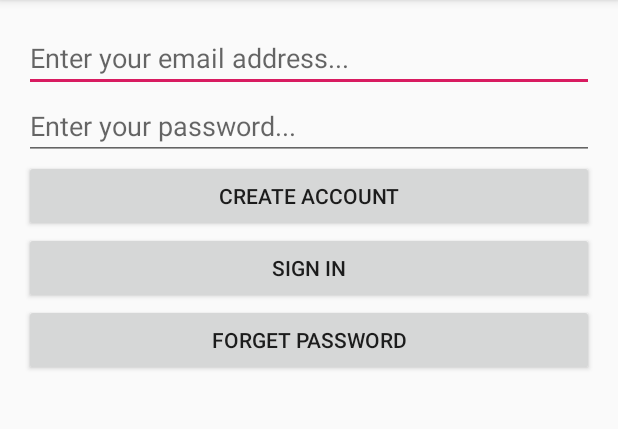
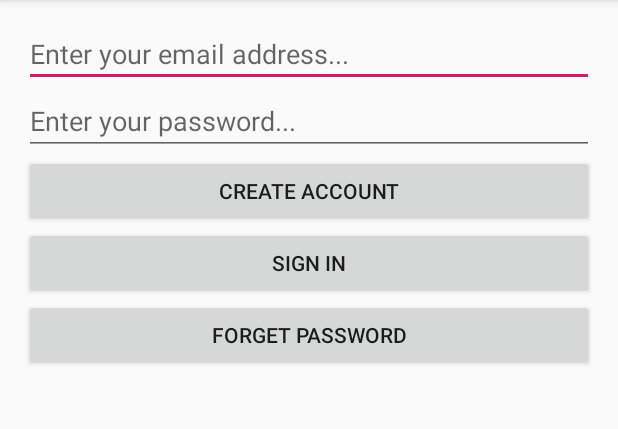
Before and after one commit to meliodastablet/Propman, an Android app: the screen it shows after launch (LoginActivity), on a phone screen of 412 x 824 dp, the part 84-513 px from its top. Run offline under Robolectric (Android 15) with nearby library versions, the phone set to English and light mode, and no system bars; our stand-ins replace Firebase (no records; nobody signed in at launch, a user with empty details on screens opened directly); libraries missing offline, so code that uses them is left out: com.firebase.client; 1 statement that could not run was skipped.

Commit message:
Add files via upload

```diff
--- a/app/src/main/res/layout/activity_login.xml
+++ b/app/src/main/res/layout/activity_login.xml
@@ -11,23 +11,14 @@
     android:paddingBottom="16dp"
     tools:context=".LoginActivity">
 
-    <TextView
-        android:id="@+id/textView"
-        android:layout_width="match_parent"
-        android:layout_height="wrap_content"
-        android:textSize="15pt"
-        android:textColor="@color/colorPrimaryDark"
-        android:textStyle="bold"
-        android:text="Profile/Main Page will be here soon."
-        android:visibility="gone"/>
-
     <EditText
         android:id="@+id/email"
         android:layout_width="match_parent"
         android:layout_height="wrap_content"
         android:ems="10"
-        android:inputType="textEmailAddress"
-        android:hint="Enter your email address..."/>
+        android:hint="Enter your email address..."
+        android:includeFontPadding="false"
+        android:inputType="textEmailAddress" />
 
     <EditText
         android:id="@+id/password"
@@ -48,8 +39,9 @@
         android:id="@+id/signIn"
         android:layout_width="match_parent"
         android:layout_height="wrap_content"
-        android:visibility="visible"
-        android:text="Sign In" />
+        android:text="SIGN IN"
+        android:textAllCaps="false"
+        android:visibility="visible" />
 
     <Button
         android:id="@+id/signOut"
@@ -62,8 +54,8 @@
         android:id="@+id/verifyEmail"
         android:layout_width="match_parent"
         android:layout_height="wrap_content"
-        android:visibility="gone"
-        android:text="Verify your Email" />
+        android:text="Verify your Email"
+        android:visibility="gone" />
 
     <Button
         android:id="@+id/forgetPassword"
--- a/app/src/main/res/layout/activity_messaging.xml
+++ b/app/src/main/res/layout/activity_messaging.xml
@@ -3,10 +3,6 @@
     xmlns:tools="http://schemas.android.com/tools"
     android:layout_width="match_parent"
     android:layout_height="match_parent"
-    android:paddingBottom="@dimen/activity_vertical_margin"
-    android:paddingLeft="@dimen/activity_horizontal_margin"
-    android:paddingRight="@dimen/activity_horizontal_margin"
-    android:paddingTop="@dimen/activity_vertical_margin"
     android:background="#D0D3D4"
     android:orientation="vertical"
     tools:context=".Messaging">
--- a/app/src/main/res/layout/activity_users.xml
+++ b/app/src/main/res/layout/activity_users.xml
@@ -3,10 +3,7 @@
     xmlns:tools="http://schemas.android.com/tools"
     android:layout_width="match_parent"
     android:layout_height="match_parent"
-    android:paddingBottom="@dimen/activity_vertical_margin"
-    android:paddingLeft="@dimen/activity_horizontal_margin"
-    android:paddingRight="@dimen/activity_horizontal_margin"
-    android:paddingTop="@dimen/activity_vertical_margin"
+
     tools:context=".Users"
     android:orientation="vertical">
 
```
